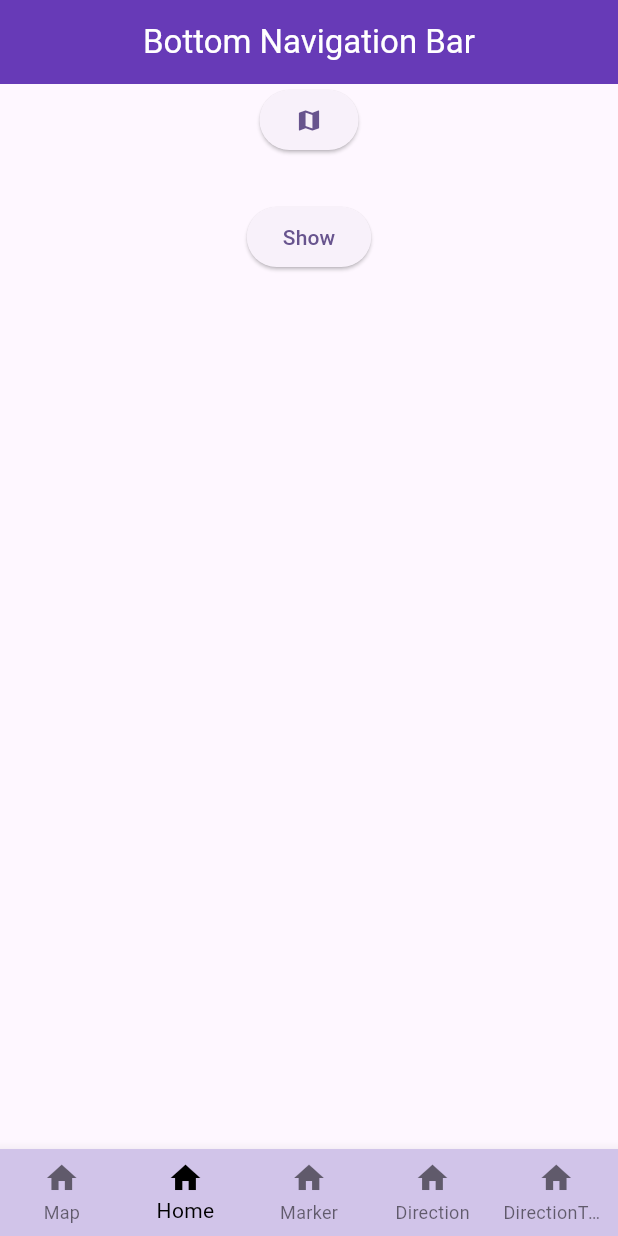
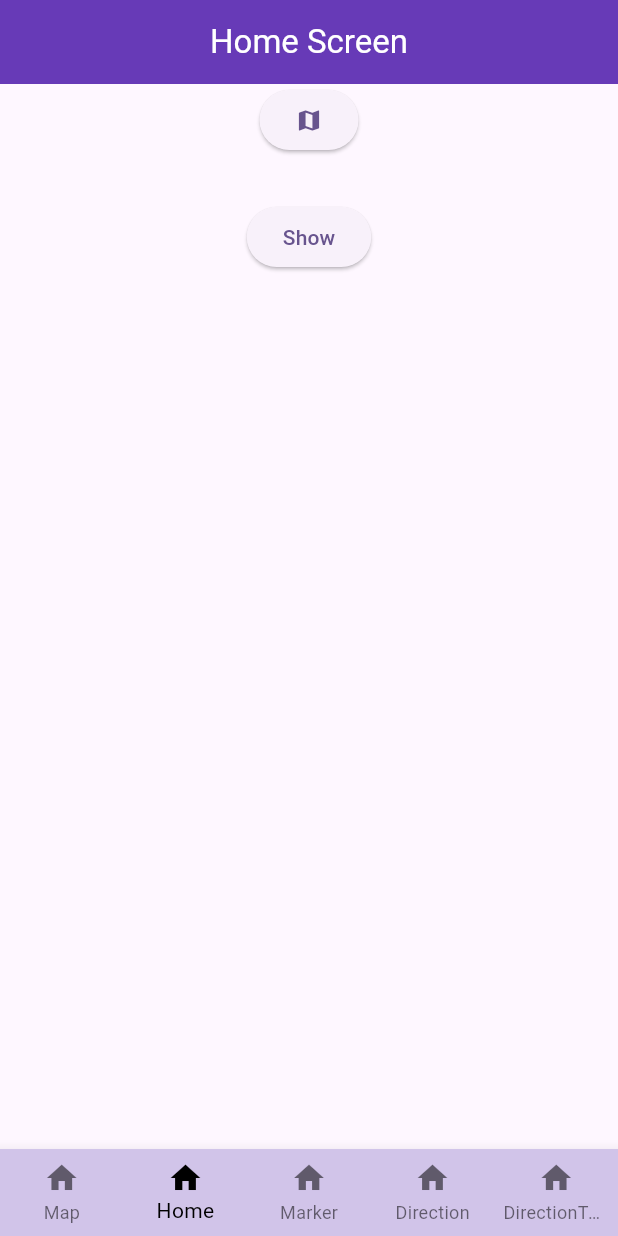
Before and after one commit to duyguerogluu/location_tracking_app, a Flutter app: the screen it shows after launch, item 2 of the bottom bar chosen, on a phone screen of 412 x 824 dp. Run offline on Flutter 3.47's test engine with Material 3 defaults, Android fonts, the phone set to English and light mode, and no system bars; our stand-ins replace flutter_dotenv, geolocator, google_maps_flutter.

Commit message:
appbar text

```diff
--- a/lib/widgets/bottom_navigation_bar.dart
+++ b/lib/widgets/bottom_navigation_bar.dart
@@ -52,6 +52,35 @@ class _BottomNavigationState extends State<BottomNavigation> {
     }
   }
 
+  showAppBarText(int selectedPage) {
+    if (selectedPage == 0) {
+      return const Text(
+        'Map Screen',
+        style: TextStyle(color: Colors.white),
+      );
+    } else if (selectedPage == 1) {
+      return const Text(
+        'Home Screen',
+        style: TextStyle(color: Colors.white),
+      );
+    } else if (selectedPage == 2) {
+      return const Text(
+        'Marker Screen',
+        style: TextStyle(color: Colors.white),
+      );
+    } else if (selectedPage == 3) {
+      return const Text(
+        'Direction Screen',
+        style: TextStyle(color: Colors.white),
+      );
+    } else if (selectedPage == 4) {
+      return const Text(
+        'Direction Test',
+        style: TextStyle(color: Colors.white),
+      );
+    }
+  }
+
   @override
   Widget build(BuildContext context) {
     return Scaffold(
@@ -85,11 +114,8 @@ class _BottomNavigationState extends State<BottomNavigation> {
           ]),
       appBar: AppBar(
         backgroundColor: Colors.deepPurple,
-        title: const Center(
-          child: Text(
-            'Bottom Navigation Bar',
-            style: TextStyle(color: Colors.white),
-          ),
+        title: Center(
+          child: showAppBarText(selectedPage),
         ),
       ),
       body: showPage(selectedPage),
```
